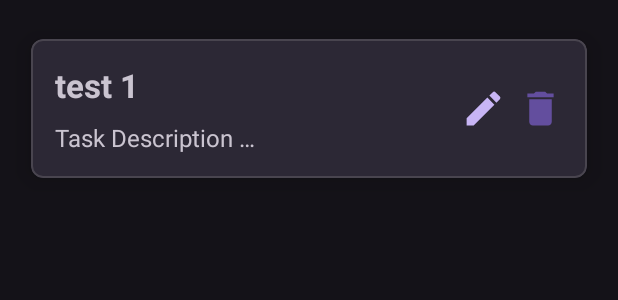
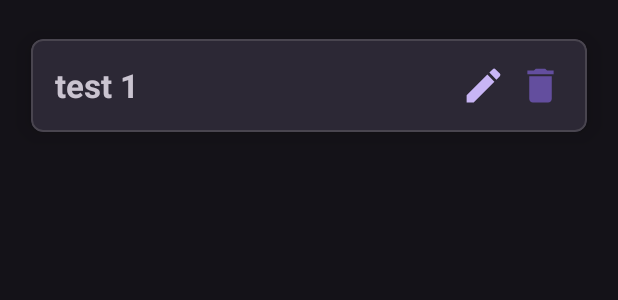
Before and after one commit to ElieHatoum/ToDo, an Android app built with Jetpack Compose: the layout todo_item.xml on its own in the app's theme, with its tools: preview values and no code run, on a phone screen of 412 x 824 dp. Shown: the top 300 px of the screen. Run offline under Robolectric (Android 15) with nearby library versions, the phone set to English and light mode, and no system bars.

Commit message:
Made ToDo cards expandable to show description

```diff
--- a/app/src/main/res/layout/todo_item.xml
+++ b/app/src/main/res/layout/todo_item.xml
@@ -23,6 +23,7 @@
             android:layout_weight="1"
             android:orientation="vertical">
 
+            <!-- Task Title (Clickable to Expand/Collapse Description) -->
             <TextView
                 android:id="@+id/todoTask"
                 android:layout_width="match_parent"
@@ -31,8 +32,11 @@
                 android:textSize="22sp"
                 android:textStyle="bold"
                 android:maxLines="1"
-                android:ellipsize="end"/>
+                android:ellipsize="end"
+                android:clickable="true"
+                android:focusable="true"/>
 
+            <!-- Task Description (Initially Hidden) -->
             <TextView
                 android:id="@+id/todoTaskDescription"
                 android:layout_width="match_parent"
@@ -40,9 +44,9 @@
                 android:layout_marginTop="5dp"
                 android:text="@string/task_description"
                 android:textSize="16sp"
-                android:maxLines="2"
                 android:ellipsize="end"
-                android:paddingTop="4dp"/>
+                android:paddingTop="4dp"
+                android:visibility="gone"/>
         </LinearLayout>
 
         <LinearLayout
```
